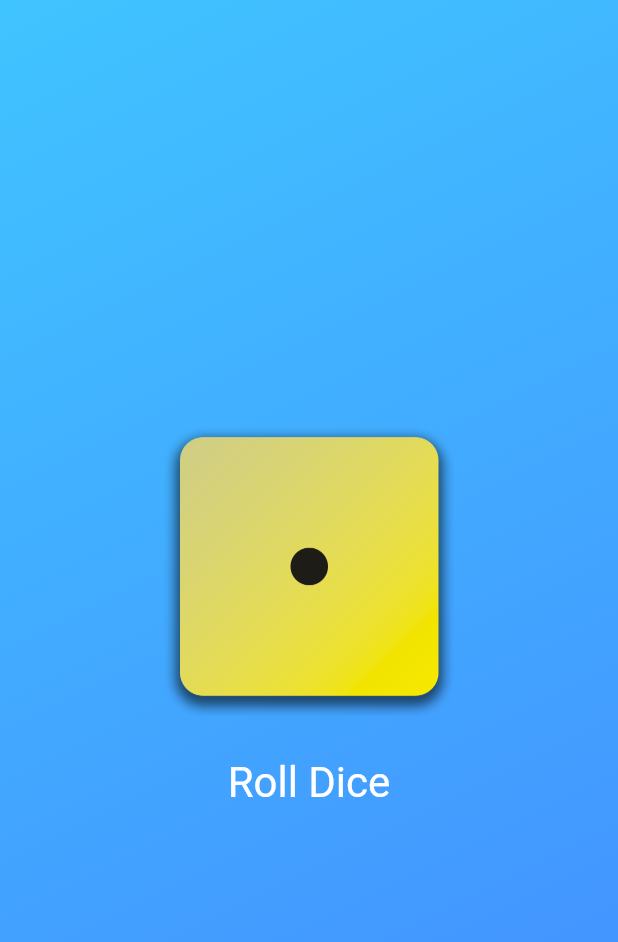
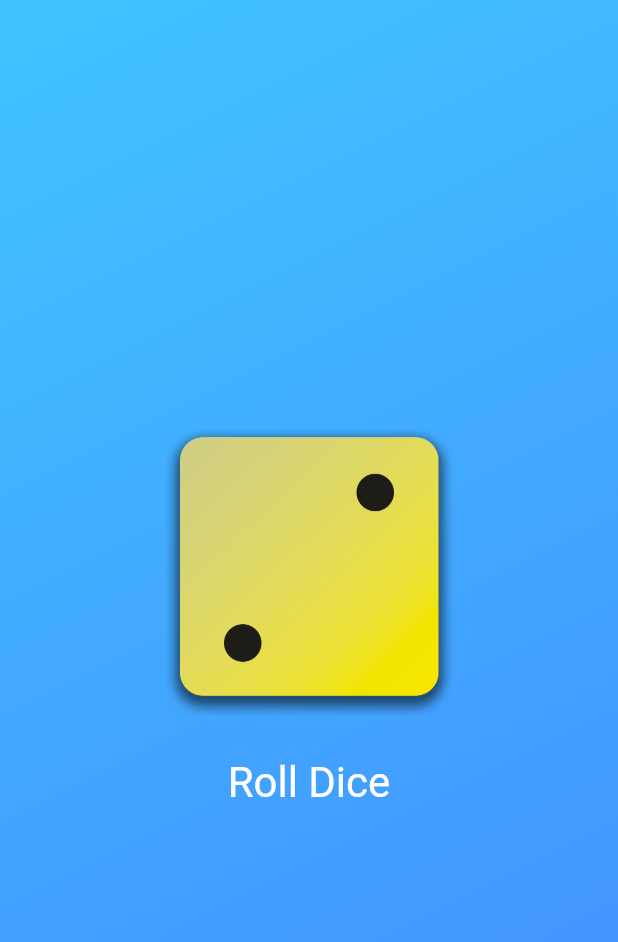
Before and after one commit to ThanakornBenjamin/roll-dice, a Flutter app: the screen it shows after launch, after a tap on "Roll Dice", on a phone screen of 412 x 824 dp. Shown: the top 942 px of the screen. Run offline on Flutter 3.47's test engine with Material 3 defaults, Android fonts, the phone set to English and light mode, and no system bars.

Commit message:
refactor: extract dice rolling UI and logic from `GradientContainer` into a new `DiceRoller` widget.

```diff
--- /dev/null
+++ b/lib/dice_roller.dart
@@ -0,0 +1,38 @@
+import 'package:flutter/material.dart';
+
+class DiceRoller extends StatefulWidget {
+  const DiceRoller({super.key});
+
+  @override
+  State<DiceRoller> createState() => _DiceRollerState();
+}
+
+class _DiceRollerState extends State<DiceRoller> {
+  var activeDiceImage = "assets/images/dice-1.png";
+
+  void rollDice() {
+    setState(() {
+      activeDiceImage = "assets/images/dice-2.png";
+    });
+  }
+
+  @override
+  Widget build(BuildContext context) {
+    return Column(
+      mainAxisSize: MainAxisSize.min,
+      children: [
+        Image.asset(activeDiceImage, width: 200),
+        const SizedBox(height: 20),
+        TextButton(
+          onPressed: rollDice,
+          style: TextButton.styleFrom(
+            // padding: const EdgeInsets.only(top: 20),
+            foregroundColor: Colors.white,
+            textStyle: const TextStyle(fontSize: 28),
+          ),
+          child: const Text("Roll Dice"),
+        ),
+      ],
+    );
+  }
+}
--- a/lib/gradient_container.dart
+++ b/lib/gradient_container.dart
@@ -1,3 +1,4 @@
+import 'package:first_app/dice_roller.dart';
 import 'package:flutter/material.dart';
 
 const startAlignment = Alignment.topLeft;
@@ -13,8 +14,6 @@ class GradientContainer extends StatelessWidget {
   final Color color1;
   final Color color2;
 
-  void rollDice() {}
-
   @override
   Widget build(BuildContext context) {
     return Container(
@@ -25,24 +24,7 @@ class GradientContainer extends StatelessWidget {
           end: endAlignment,
         ),
       ),
-      child: Center(
-        child: Column(
-          mainAxisSize: MainAxisSize.min,
-          children: [
-            Image.asset("assets/images/dice-1.png", width: 200),
-            const SizedBox(height: 20),
-            TextButton(
-              onPressed: rollDice,
-              style: TextButton.styleFrom(
-                // padding: const EdgeInsets.only(top: 20),
-                foregroundColor: Colors.white,
-                textStyle: const TextStyle(fontSize: 28),
-              ),
-              child: const Text("Roll Dice"),
-            ),
-          ],
-        ),
-      ),
+      child: Center(child: DiceRoller()),
     );
   }
 }
```
